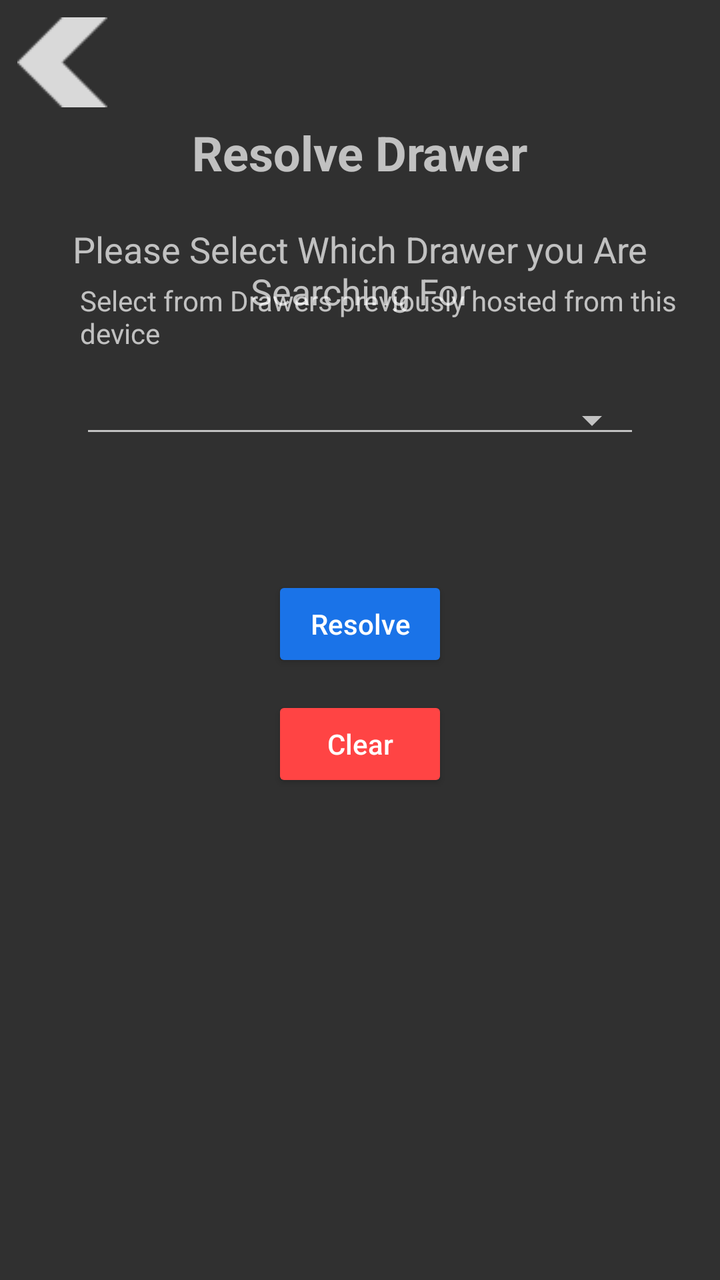
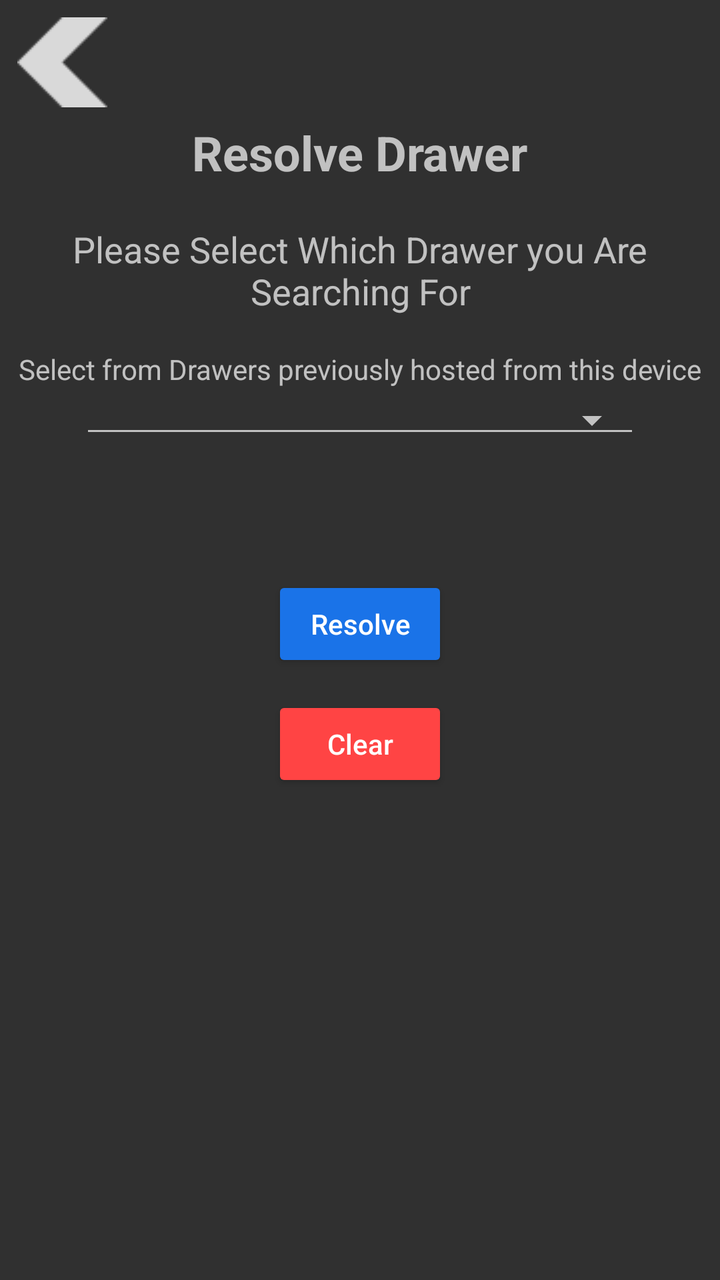

Before-and-after screenshots of an Android layout around one commit, followed by the original layout XML and the change that was made.
<!-- AndroidManifest.xml: activity theme Theme.AppCompat.NoActionBar -->
<!-- res/layout/activity_resolve_anchors_lobby.xml -->
<?xml version="1.0" encoding="utf-8"?>
<androidx.constraintlayout.widget.ConstraintLayout xmlns:android="http://schemas.android.com/apk/res/android"
    xmlns:app="http://schemas.android.com/apk/res-auto"
    xmlns:tools="http://schemas.android.com/tools"
    android:id="@+id/anchorsLobbyCL"
    android:layout_width="match_parent"
    android:layout_height="match_parent"
    tools:context=".ResolveAnchorsLobbyActivity">

    <ImageButton
        android:id="@+id/anchorLobbyReturnIB"
        android:layout_width="50dp"
        android:layout_height="50dp"
        android:layout_marginStart="6dp"
        android:layout_marginTop="6dp"
        android:background="@android:color/transparent"
        android:backgroundTint="@color/red"
        android:padding="10dp"
        app:layout_constraintStart_toStartOf="parent"
        app:layout_constraintTop_toTopOf="parent"
        app:srcCompat="@drawable/arrow" />

    <androidx.constraintlayout.widget.Guideline
        android:id="@+id/guideline_select"
        android:layout_width="wrap_content"
        android:layout_height="wrap_content"
        android:orientation="horizontal"
        app:layout_constraintGuide_percent="0.35" />

    <androidx.constraintlayout.widget.Guideline
        android:id="@+id/guideline_enter"
        android:layout_width="wrap_content"
        android:layout_height="wrap_content"
        android:orientation="horizontal"
        app:layout_constraintGuide_percent="0.45" />

    <androidx.constraintlayout.widget.Guideline
        android:id="@+id/guideline_center"
        android:layout_width="wrap_content"
        android:layout_height="wrap_content"
        android:orientation="horizontal"
        app:layout_constraintGuide_percent="0.4" />

    <TextView
        android:id="@+id/resolve_an_anchor_title"
        android:layout_width="wrap_content"
        android:layout_height="wrap_content"
        android:paddingTop="60dp"
        android:text="@string/resolve_drawer"
        android:textSize="24sp"
        android:textStyle="bold"
        app:layout_constraintLeft_toLeftOf="parent"
        app:layout_constraintRight_toRightOf="parent"
        app:layout_constraintTop_toTopOf="parent" />

    <TextView
        android:id="@+id/resolve_an_anchor_instructions"
        android:layout_width="wrap_content"
        android:layout_height="wrap_content"
        android:layout_marginTop="20dp"
        android:gravity="center"
        android:text="@string/select_draw"
        android:textSize="18sp"
        app:layout_constraintLeft_toLeftOf="parent"
        app:layout_constraintRight_toRightOf="parent"
        app:layout_constraintTop_toBottomOf="@+id/resolve_an_anchor_title" />

    <TextView
        android:id="@+id/select_anchors_instructions"
        android:layout_width="match_parent"
        android:layout_height="wrap_content"
        android:layout_marginStart="40dp"
        android:layout_marginBottom="20dp"
        android:gravity="left"
        android:text="@string/select_anchors_text"
        android:textSize="14sp"
        app:layout_constraintBottom_toTopOf="@+id/select_anchors_spinner"
        app:layout_constraintLeft_toLeftOf="parent"
        app:layout_constraintRight_toRightOf="parent" />

    <Spinner
        android:id="@+id/select_anchors_spinner"
        style="@style/Widget.AppCompat.Spinner.Underlined"
        android:layout_width="match_parent"
        android:layout_height="wrap_content"
        android:layout_marginStart="40dp"
        android:layout_marginEnd="40dp"
        android:spinnerMode="dialog"
        app:layout_constraintBottom_toTopOf="@+id/guideline_select"
        app:layout_constraintEnd_toEndOf="parent"
        app:layout_constraintStart_toStartOf="parent" />

    <Button
        android:id="@+id/resolve_button"
        android:layout_width="wrap_content"
        android:layout_height="wrap_content"
        android:text="@string/resolve_button_text"
        android:theme="@style/AppButtonTheme"
        app:layout_constraintEnd_toEndOf="parent"
        app:layout_constraintStart_toStartOf="parent"
        app:layout_constraintTop_toTopOf="@+id/guideline_enter" />

    <Button
        android:id="@+id/clearAnchorsB"
        android:layout_width="wrap_content"
        android:layout_height="wrap_content"
        android:layout_marginTop="12dp"
        android:text="@string/clear_button_text"
        app:backgroundTint="@android:color/holo_red_light"
        android:theme="@style/AppButtonTheme"
        app:layout_constraintEnd_toEndOf="parent"
        app:layout_constraintStart_toStartOf="parent"
        app:layout_constraintTop_toBottomOf="@+id/resolve_button"
        tools:layout_editor_absoluteX="161dp"
        tools:layout_editor_absoluteY="385dp" />
</androidx.constraintlayout.widget.ConstraintLayout>
<!-- resources referenced by this layout -->
<resources>
  <color name="red">#de3802</color>
  <!-- drawable arrow: png bitmap (drawable, 971 bytes) -->
  <string name="clear_button_text">Clear</string>
  <string name="resolve_button_text">Resolve</string>
  <string name="resolve_drawer">Resolve Drawer</string>
  <string name="select_anchors_text">Select from Drawers previously hosted from this device</string>
  <string name="select_draw">Please Select Which Drawer you Are Searching For</string>
  <style name="AppButtonTheme" parent="Widget.AppCompat.Button.Colored">
      <item name="colorButtonNormal">#1A73E8</item>
      <item name="android:textAllCaps">false</item>
    </style>
</resources>

<!-- the commit's change to res/layout/activity_resolve_anchors_lobby.xml (unified diff, before → after) -->
@@ -67,16 +67,15 @@
 
     <TextView
         android:id="@+id/select_anchors_instructions"
-        android:layout_width="match_parent"
+        android:layout_width="wrap_content"
         android:layout_height="wrap_content"
-        android:layout_marginStart="40dp"
-        android:layout_marginBottom="20dp"
-        android:gravity="left"
+        android:layout_marginBottom="2dp"
+        android:gravity="center"
         android:text="@string/select_anchors_text"
         android:textSize="14sp"
         app:layout_constraintBottom_toTopOf="@+id/select_anchors_spinner"
-        app:layout_constraintLeft_toLeftOf="parent"
-        app:layout_constraintRight_toRightOf="parent" />
+        app:layout_constraintEnd_toEndOf="parent"
+        app:layout_constraintStart_toStartOf="parent" />
 
     <Spinner
         android:id="@+id/select_anchors_spinner"
@@ -106,8 +105,8 @@
         android:layout_height="wrap_content"
         android:layout_marginTop="12dp"
         android:text="@string/clear_button_text"
+        android:theme="@style/AppButtonTheme"
         app:backgroundTint="@android:color/holo_red_light"
-        android:theme="@style/AppButtonTheme"
         app:layout_constraintEnd_toEndOf="parent"
         app:layout_constraintStart_toStartOf="parent"
         app:layout_constraintTop_toBottomOf="@+id/resolve_button"
